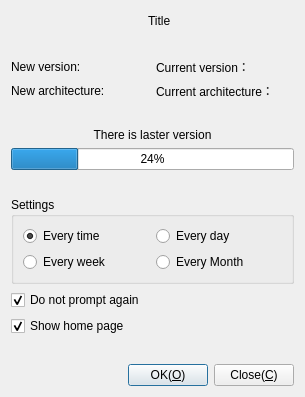
KangLin/RabbitCommon, file Src/FrmUpdater/FrmUpdater.ui: the form before one commit.
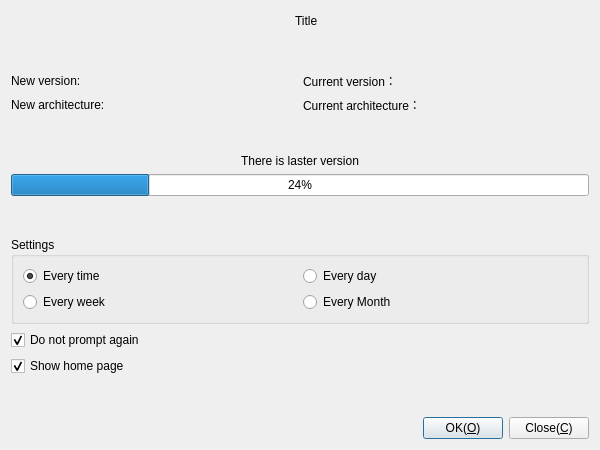
The form after the commit. Icons and pictures are not drawn.

Commit message: Updater: modify the prompt of download

```diff
--- a/Src/FrmUpdater/FrmUpdater.ui
+++ b/Src/FrmUpdater/FrmUpdater.ui
@@ -6,8 +6,8 @@
    <rect>
     <x>0</x>
     <y>0</y>
-    <width>305</width>
-    <height>397</height>
+    <width>600</width>
+    <height>450</height>
    </rect>
   </property>
   <property name="windowTitle">
```
Left out of the diff: 16 changed lines with no effect on the pictures. The commit also changes 2 other files.
